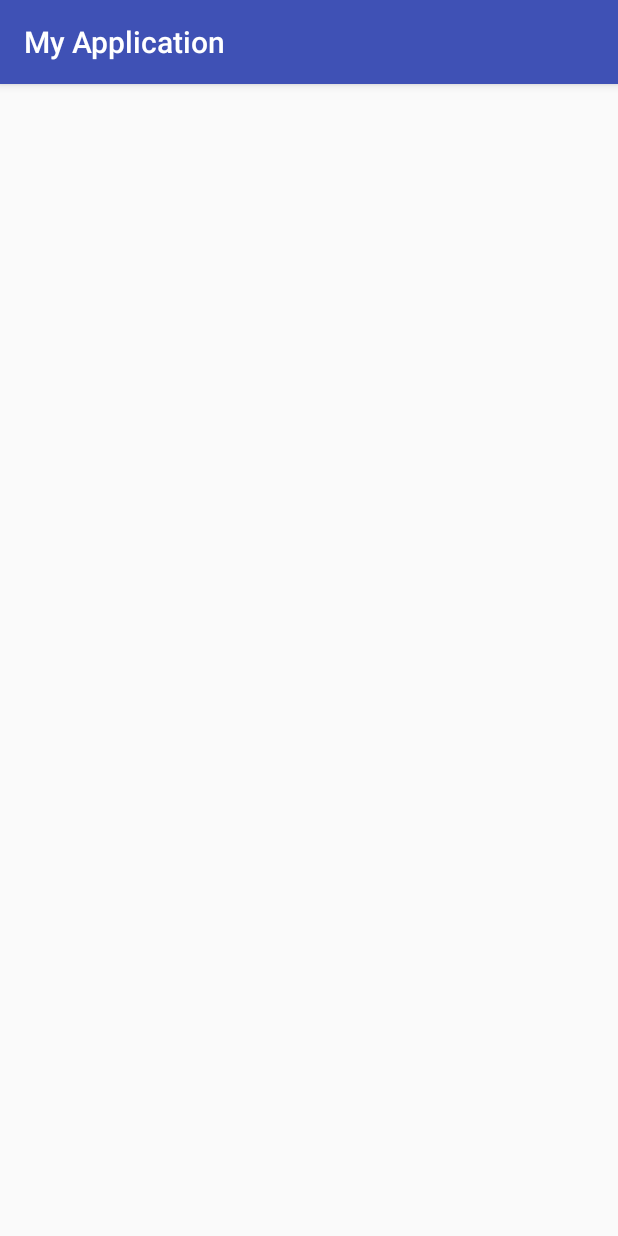
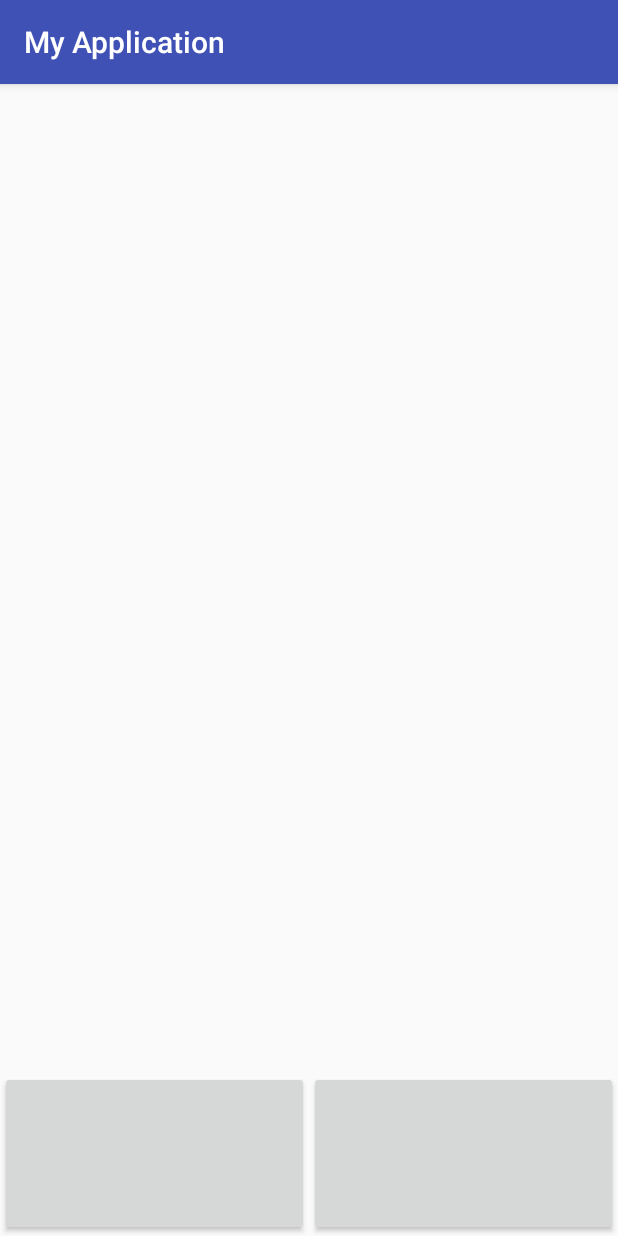
Before and after one commit to Naomath/EnglishFlashCards, an Android app: the ListsActivity screen opened directly, with no data from a screen before it, on a phone screen of 412 x 824 dp. Run offline under Robolectric (Android 15) with nearby library versions, the phone set to English and light mode, and no system bars.

Commit message:
とりあえず

```diff
--- a/app/build.gradle
+++ b/app/build.gradle
@@ -31,4 +31,6 @@ dependencies {
     androidTestImplementation 'com.android.support.test.espresso:espresso-core:3.0.1'
     implementation 'com.github.PhilJay:MPAndroidChart:v3.0.3'
     compile 'com.github.chuross:aspect-ratio-imageview:v1.0.2'
+    compile 'com.github.satyan:sugar:1.5'
+    provided 'org.projectlombok:lombok:1.16.18'
 }
--- a/app/src/main/java/com/example/gotounaoto/myapplication/Activity/ListsActivity.java
+++ b/app/src/main/java/com/example/gotounaoto/myapplication/Activity/ListsActivity.java
@@ -3,16 +3,32 @@ package com.example.gotounaoto.myapplication.Activity;
 import android.content.Intent;
 import android.support.v7.app.AppCompatActivity;
 import android.os.Bundle;
+import android.view.View;
 
 import com.example.gotounaoto.myapplication.R;
 
-public class ListsActivity extends AppCompatActivity {
+public class ListsActivity extends AppCompatActivity implements View.OnClickListener {
+
+    String title;
 
     @Override
     protected void onCreate(Bundle savedInstanceState) {
         super.onCreate(savedInstanceState);
         setContentView(R.layout.activity_lists);
         Intent intent = getIntent();
-        String title = intent.getStringExtra("title");
+        title = intent.getStringExtra("title");
+
+    }
+
+    @Override
+    public void onClick(View view) {
+        if (view != null) {
+            switch (view.getId()) {
+                case R.id.button_add:
+                    break;
+                case R.id.button_decide:
+                    break;
+            }
+        }
     }
 }
--- a/app/src/main/res/layout/activity_lists.xml
+++ b/app/src/main/res/layout/activity_lists.xml
@@ -1,9 +1,34 @@
 <?xml version="1.0" encoding="utf-8"?>
-<android.support.constraint.ConstraintLayout xmlns:android="http://schemas.android.com/apk/res/android"
+<LinearLayout xmlns:android="http://schemas.android.com/apk/res/android"
     xmlns:app="http://schemas.android.com/apk/res-auto"
     xmlns:tools="http://schemas.android.com/tools"
     android:layout_width="match_parent"
     android:layout_height="match_parent"
+    android:orientation="vertical"
     tools:context="com.example.gotounaoto.myapplication.Activity.ListsActivity">
 
-</android.support.constraint.ConstraintLayout>
+    <ScrollView
+        android:layout_width="match_parent"
+        android:layout_height="0dp"
+        android:layout_weight="6" />
+
+    <LinearLayout
+        android:layout_width="match_parent"
+        android:layout_height="0dp"
+        android:layout_weight="1"
+        android:orientation="horizontal">
+
+        <Button
+            android:id="@+id/button_add"
+            android:layout_width="0dp"
+            android:layout_height="match_parent"
+            android:layout_weight="1" />
+
+        <Button
+            android:id="@+id/button_decide"
+            android:layout_width="0dp"
+            android:layout_height="match_parent"
+            android:layout_weight="1" />
+
+    </LinearLayout>
+</LinearLayout>
--- a/app/src/main/res/layout/custom_dialog_check.xml
+++ b/app/src/main/res/layout/custom_dialog_check.xml
@@ -22,7 +22,7 @@
             android:background="@drawable/background_dialog_title"
             android:gravity="center"
             android:padding="10dp"
-            android:text="Solve!"
+            android:text="SOLVE!"
             android:textColor="#ffffff"
             android:textSize="18dp" />
 
--- a/build.gradle
+++ b/build.gradle
@@ -8,8 +8,6 @@ buildscript {
     }
     dependencies {
         classpath 'com.android.tools.build:gradle:3.0.1'
-
-
         // NOTE: Do not place your application dependencies here; they belong
         // in the individual module build.gradle files
     }
```
Also changed, not shown: app/src/main/AndroidManifest.xml (+15 -1 lines), app/src/main/java/com/example/gotounaoto/myapplication/DialogFragment/CustomDialogWordAddFragment.java (added, +65 -0 lines), app/src/main/java/com/example/gotounaoto/myapplication/ExtendSugar/SugarOrmControl.java (added, +16 -0 lines), app/src/main/java/com/example/gotounaoto/myapplication/ExtendSugar/Words.java (added, +27 -0 lines), app/src/main/res/layout/custom_dialog_word_add.xml (added, +92 -0 lines), app/src/main/res/values/strings.xml (+12 -0 lines).
